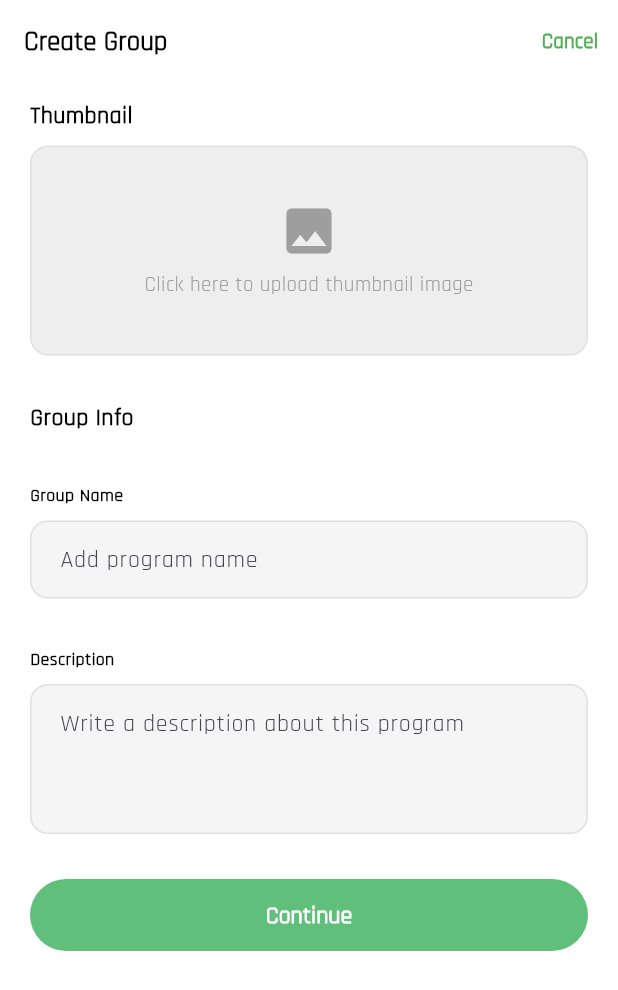
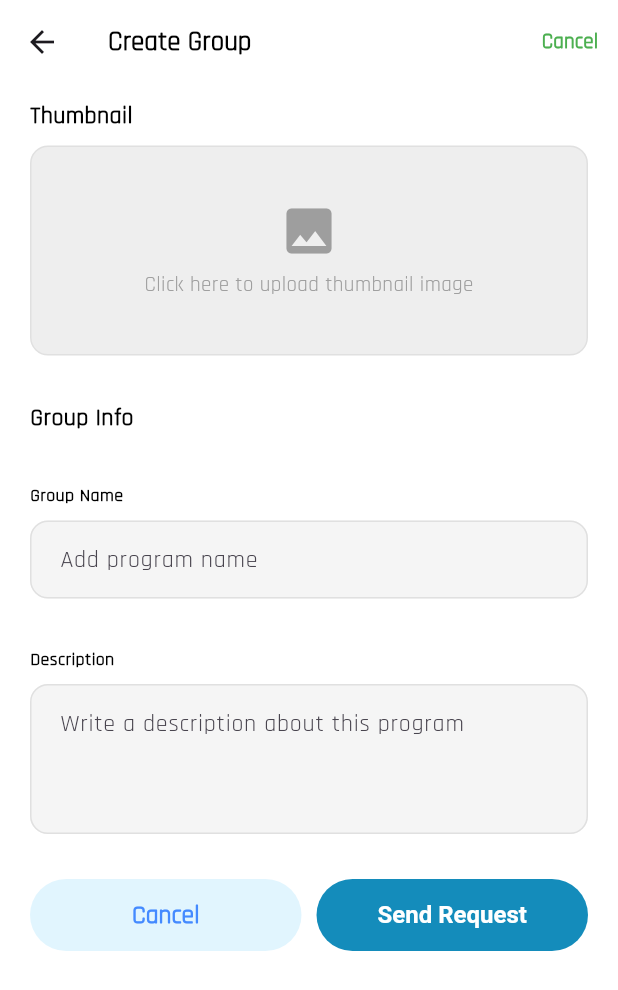
Before and after one commit to Dev-Ninjas-Backup/gokul_ramk, a Flutter app: the CreateGroupScreen screen opened directly, on a phone screen of 412 x 824 dp. Shown: the top 990 px of the screen. Run offline on Flutter 3.47's test engine with Material 3 defaults, Android fonts, the phone set to English and light mode, and no system bars; our stand-ins replace carousel_slider, flutter_calendar_carousel, flutter_easyloading, flutter_screenutil, get, google_fonts and 2 more; missing offline and left inert: country_state_city_pro; accounts and stored records are empty.

Commit message:
create-group Completed

```diff
--- a/lib/features/trainer/community/groups/screen/create_group.dart
+++ b/lib/features/trainer/community/groups/screen/create_group.dart
@@ -13,7 +13,6 @@ class CreateGroupScreen extends StatelessWidget {
       backgroundColor: Colors.white,
 
       appBar: AppBar(
-        automaticallyImplyLeading: false,
         backgroundColor: Colors.white,
         elevation: 0,
         title: Text(
@@ -108,20 +107,36 @@ class CreateGroupScreen extends StatelessWidget {
 
             SizedBox(height: 30),
 
-            SizedBox(
-              width: double.infinity,
-              child: ElevatedButton(
-                onPressed: () {},
+            Row(
+              children: [
+                Expanded(
+                  child: ElevatedButton(
+                    style: ElevatedButton.styleFrom(
+                      backgroundColor: Colors.lightBlue[50],
+                    ),
 
-                child: Text(
-                  "Continue",
-                  style: getTextStyle(
-                    fontSize: 16,
-                    fontWeight: FontWeight.bold,
-                    color: Colors.white,
+                    onPressed: () {},
+                    child: Text(
+                      "Cancel",
+                      style: getTextStyle(
+                        color: Colors.blueAccent,
+                        fontWeight: FontWeight.bold,
+                        fontSize: 17,
+                      ),
+                    ),
                   ),
                 ),
-              ),
+                SizedBox(width: 10), // spacing
+                Expanded(
+                  child: ElevatedButton(
+                    style: ElevatedButton.styleFrom(
+                      backgroundColor: Color(0xFF148CBB),
+                    ),
+                    onPressed: () {},
+                    child: Text("Send Request"),
+                  ),
+                ),
+              ],
             ),
           ],
         ),
```
